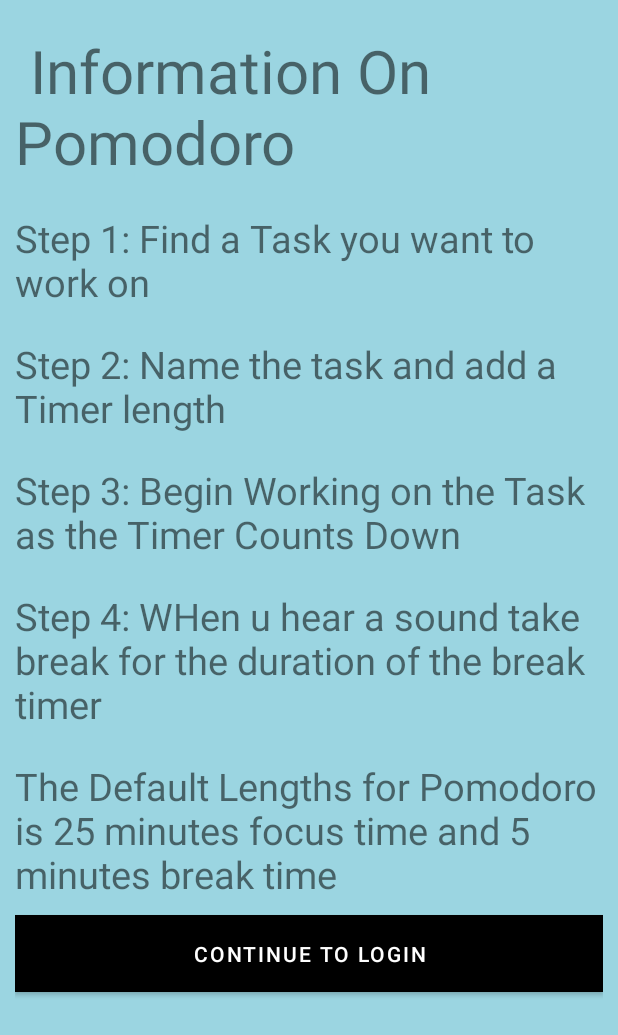
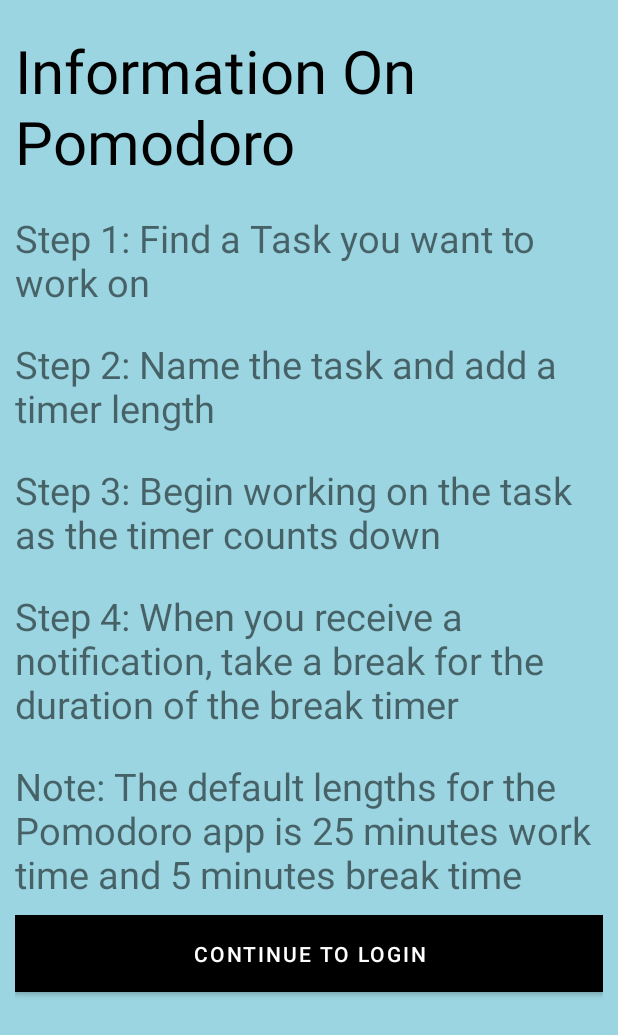
Before and after one commit to carbonXIII/PomodoroApp, an Android app: the screen it shows after launch (Information), on a phone screen of 412 x 824 dp. Shown: the top 1035 px of the screen. Run offline under Robolectric (Android 15) with nearby library versions, the phone set to English and light mode, and no system bars.

Commit message:
Adjusted and fixed typos for the information page

```diff
--- a/project/app/src/main/res/layout/activity_information.xml
+++ b/project/app/src/main/res/layout/activity_information.xml
@@ -12,9 +12,10 @@
     <TextView
         android:layout_width="wrap_content"
         android:layout_height="wrap_content"
-        android:text= " Information On Pomodoro"
+        android:text= "Information On Pomodoro"
         android:paddingTop="10dp"
         android:paddingBottom="10dp"
+        android:textColor="@color/colorBlack"
         android:textSize="40sp"/>
 
     <TextView
@@ -29,28 +30,28 @@
         android:layout_height="wrap_content"
         android:paddingTop="10dp"
         android:paddingBottom="10dp"
-        android:text="Step 2: Name the task and add a Timer length"
+        android:text="Step 2: Name the task and add a timer length"
         android:textSize="25sp" />
     <TextView
         android:layout_width="wrap_content"
         android:layout_height="wrap_content"
         android:paddingTop="10dp"
         android:paddingBottom="10dp"
-        android:text="Step 3: Begin Working on the Task as the Timer Counts Down"
+        android:text="Step 3: Begin working on the task as the timer counts down"
         android:textSize="25sp" />
     <TextView
         android:layout_width="wrap_content"
         android:layout_height="wrap_content"
         android:paddingTop="10dp"
         android:paddingBottom="10dp"
-        android:text="Step 4: WHen u hear a sound take break for the duration of the break timer"
+        android:text="Step 4: When you receive a notification, take a break for the duration of the break timer"
         android:textSize="25sp" />
     <TextView
         android:layout_width="wrap_content"
         android:layout_height="wrap_content"
         android:paddingTop="10dp"
         android:paddingBottom="10dp"
-        android:text="The Default Lengths for Pomodoro is 25 minutes focus time and 5 minutes break time"
+        android:text="Note: The default lengths for the Pomodoro app is 25 minutes work time and 5 minutes break time"
         android:textSize="25sp" />
 
 
```
